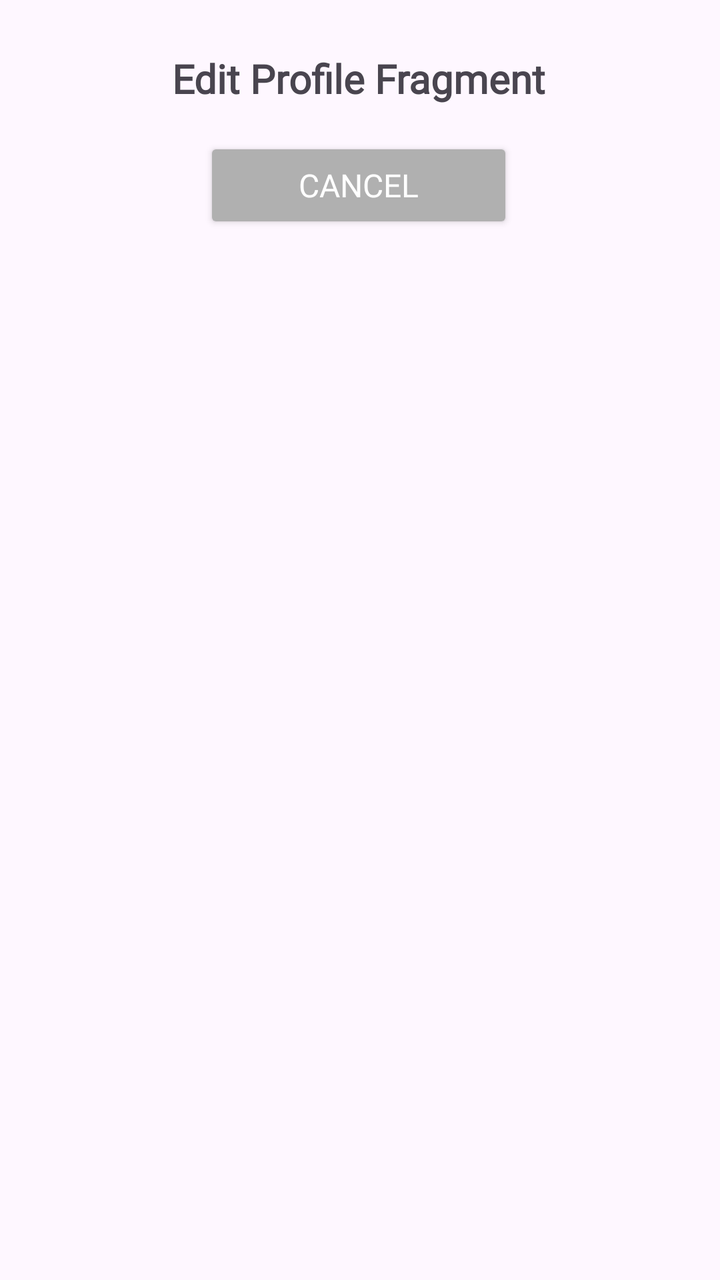
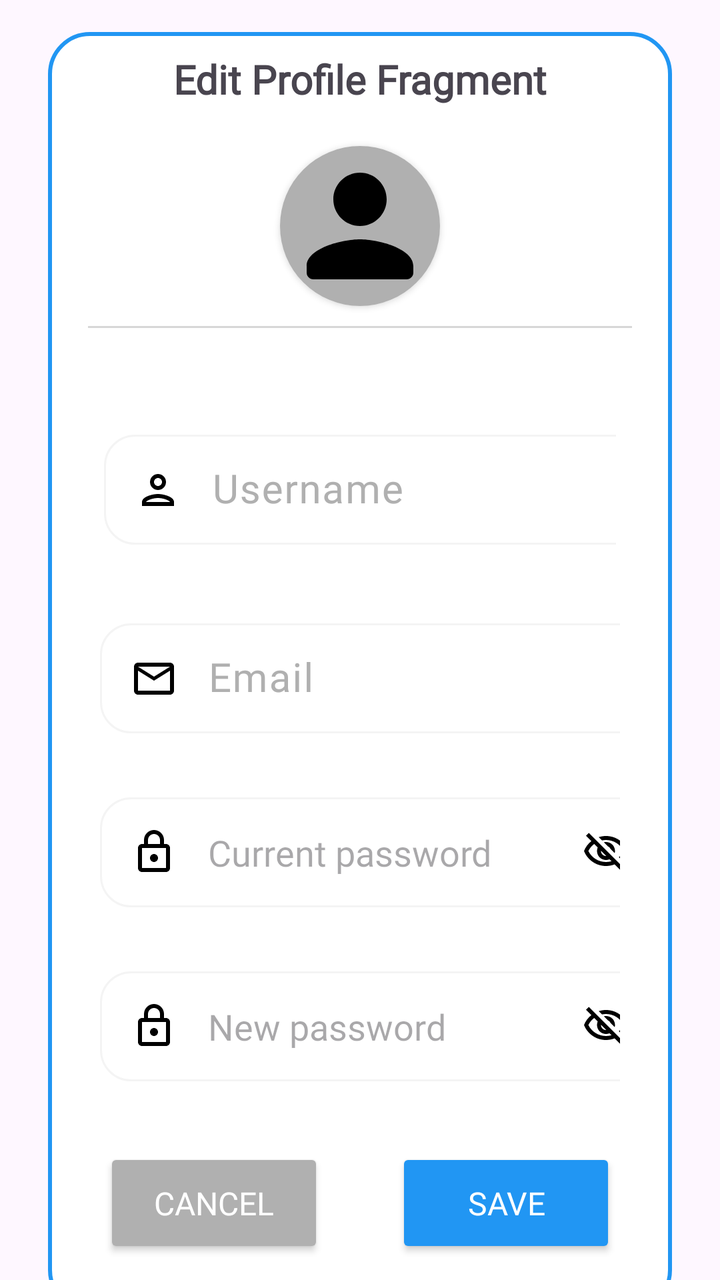

Before-and-after screenshots of an Android layout around one commit, followed by the original layout XML and the change that was made.
<!-- AndroidManifest.xml: application theme Theme.StyleWIZ_vol2 -->
<!-- res/layout/fragment_edit_profile.xml -->
<?xml version="1.0" encoding="utf-8"?>
<androidx.constraintlayout.widget.ConstraintLayout xmlns:android="http://schemas.android.com/apk/res/android"
    xmlns:tools="http://schemas.android.com/tools"
    android:layout_width="match_parent"
    android:layout_height="match_parent"
    xmlns:app="http://schemas.android.com/apk/res-auto"
    tools:context=".EditProfileFragment">

    <TextView
        android:id="@+id/textView9"
        android:layout_width="wrap_content"
        android:layout_height="wrap_content"
        android:fontFamily="@font/roboto"
        android:text="Edit Profile Fragment"
        android:textSize="20sp"
        android:textStyle="bold"
        app:layout_constraintBottom_toBottomOf="parent"
        app:layout_constraintEnd_toEndOf="parent"
        app:layout_constraintHorizontal_bias="0.497"
        app:layout_constraintStart_toStartOf="parent"
        app:layout_constraintTop_toTopOf="parent"
        app:layout_constraintVertical_bias="0.042" />

    
    <Button
        android:id="@+id/cancel_button"
        android:layout_width="0dp"
        android:layout_height="48dp"
        android:layout_margin="16dp"
        android:fontFamily="@font/roboto"
        android:backgroundTint="@color/gray"
        android:text="Cancel"
        android:textColor="#FFFFFF"
        android:textSize="16sp"
        app:layout_constraintEnd_toEndOf="@id/textView9"
        app:layout_constraintStart_toStartOf="@id/textView9"
        app:layout_constraintTop_toBottomOf="@id/textView9"/>

</androidx.constraintlayout.widget.ConstraintLayout>
<!-- resources referenced by this layout -->
<resources>
  <!-- unchanged entries left out for length: 3 -->
</resources>

<!-- the commit's change to res/layout/fragment_edit_profile.xml (unified diff, before → after) -->
@@ -6,34 +6,249 @@
     xmlns:app="http://schemas.android.com/apk/res-auto"
     tools:context=".EditProfileFragment">
 
-    <TextView
-        android:id="@+id/textView9"
-        android:layout_width="wrap_content"
+
+    <LinearLayout
+        android:id="@+id/linearLayout"
+        android:layout_width="match_parent"
         android:layout_height="wrap_content"
-        android:fontFamily="@font/roboto"
-        android:text="Edit Profile Fragment"
-        android:textSize="20sp"
-        android:textStyle="bold"
-        app:layout_constraintBottom_toBottomOf="parent"
+        android:layout_marginStart="24dp"
+        android:layout_marginTop="16dp"
+        android:layout_marginEnd="24dp"
+        android:background="@drawable/white_background"
+        android:orientation="vertical"
+        android:padding="10dp"
         app:layout_constraintEnd_toEndOf="parent"
-        app:layout_constraintHorizontal_bias="0.497"
+        app:layout_constraintHorizontal_bias="1.0"
         app:layout_constraintStart_toStartOf="parent"
-        app:layout_constraintTop_toTopOf="parent"
-        app:layout_constraintVertical_bias="0.042" />
-
-    
-    <Button
-        android:id="@+id/cancel_button"
-        android:layout_width="0dp"
-        android:layout_height="48dp"
-        android:layout_margin="16dp"
-        android:fontFamily="@font/roboto"
-        android:backgroundTint="@color/gray"
-        android:text="Cancel"
-        android:textColor="#FFFFFF"
-        android:textSize="16sp"
-        app:layout_constraintEnd_toEndOf="@id/textView9"
-        app:layout_constraintStart_toStartOf="@id/textView9"
-        app:layout_constraintTop_toBottomOf="@id/textView9"/>
+        app:layout_constraintTop_toTopOf="parent">
+
+        <TextView
+            android:id="@+id/textViewTitle"
+            android:layout_width="wrap_content"
+            android:layout_height="wrap_content"
+            android:layout_gravity="center"
+            android:fontFamily="@font/roboto"
+            android:text="Edit Profile Fragment"
+            android:textSize="20sp"
+            android:textStyle="bold"
+            app:layout_constraintEnd_toEndOf="parent"
+            app:layout_constraintStart_toStartOf="parent"
+            app:layout_constraintTop_toBottomOf="parent" />
+
+        <androidx.cardview.widget.CardView
+            android:id="@+id/profileImg"
+            android:layout_width="80dp"
+            android:layout_height="80dp"
+            android:layout_gravity="center"
+            android:layout_marginTop="20dp"
+            app:cardCornerRadius="40dp"
+            app:layout_constraintEnd_toEndOf="parent"
+            app:layout_constraintStart_toStartOf="parent"
+            app:layout_constraintTop_toTopOf="parent">
+
+            <ImageView
+                android:layout_width="match_parent"
+                android:layout_height="match_parent"
+                android:background="@color/gray"
+                android:src="@drawable/round_person_24" />
+
+        </androidx.cardview.widget.CardView>
+
+
+        <androidx.appcompat.widget.AppCompatImageView
+            android:layout_width="match_parent"
+            android:layout_height="1dp"
+            android:layout_margin="10dp"
+            android:alpha="0.5"
+            android:background="@color/gray" />
+
+        <LinearLayout
+            android:layout_width="match_parent"
+            android:layout_height="match_parent"
+            android:layout_marginLeft="10dp"
+            android:layout_marginTop="30dp"
+            android:layout_marginRight="10dp"
+            android:layout_marginBottom="10dp"
+            android:orientation="horizontal"
+            android:padding="8dp">
+
+
+
+            <com.google.android.material.textfield.TextInputLayout
+                android:layout_width="300dp"
+                android:layout_height="wrap_content"
+                android:hint="Username"
+                android:textColorHint="@color/gray"
+                app:hintAnimationEnabled="true">
+
+                <com.google.android.material.textfield.TextInputEditText
+                    android:id="@+id/editTextUsernameEditProfile"
+                    android:layout_width="280dp"
+                    android:layout_height="55dp"
+                    android:background="@drawable/edittextshape"
+                    android:drawableLeft="@drawable/outline_person_24"
+                    android:drawablePadding="15sp"
+                    android:ems="10"
+                    android:fontFamily="@font/roboto"
+                    android:textSize="20dp"
+                    android:inputType="text"
+                    android:paddingLeft="15sp"
+                    android:paddingRight="15sp" />
+            </com.google.android.material.textfield.TextInputLayout>
+
+
+
+
+
+        </LinearLayout>
+
+
+        <LinearLayout
+            android:layout_width="match_parent"
+            android:layout_height="match_parent"
+            android:layout_margin="8dp"
+            android:orientation="horizontal"
+            android:padding="8dp">
+
+
+
+            <com.google.android.material.textfield.TextInputLayout
+                android:layout_width="300dp"
+                android:layout_height="wrap_content"
+                android:hint="Email"
+                android:textColorHint="@color/gray"
+                app:hintAnimationEnabled="true">
+
+                <com.google.android.material.textfield.TextInputEditText
+                    android:id="@+id/editTextEmailEditProfile"
+                    android:layout_width="280dp"
+                    android:layout_height="55dp"
+                    android:background="@drawable/edittextshape"
+                    android:drawableLeft="@drawable/outline_mail_outline_24"
+                    android:drawablePadding="15sp"
+                    android:ems="10"
+                    android:fontFamily="@font/roboto"
+                    android:textSize="20dp"
+                    android:inputType="text"
+                    android:paddingLeft="15sp"
+                    android:paddingRight="15sp" />
+            </com.google.android.material.textfield.TextInputLayout>
+
+
+        </LinearLayout>
+
+
+        <LinearLayout
+            android:layout_width="match_parent"
+            android:layout_height="match_parent"
+            android:layout_margin="8dp"
+            android:orientation="horizontal"
+            android:padding="8dp">
+
+
+            <EditText
+                android:id="@+id/editTextPasswordEditProfile"
+                android:layout_width="280dp"
+                android:layout_height="55dp"
+                android:background="@drawable/edittextshape"
+                android:drawableLeft="@drawable/outline_lock_24"
+                android:drawableRight="@drawable/outline_visibility_off_24"
+                android:drawablePadding="15sp"
+                android:ems="10"
+                android:fontFamily="@font/roboto"
+                android:hint="Current password"
+                android:inputType="textPassword"
+                android:paddingLeft="15sp"
+                android:paddingRight="15sp" />
+
+
+        </LinearLayout>
+
+        <LinearLayout
+            android:layout_width="match_parent"
+            android:layout_height="match_parent"
+            android:layout_margin="8dp"
+            android:orientation="horizontal"
+            android:padding="8dp">
+
+
+            <EditText
+                android:id="@+id/editTextNewPasswordEditProfile"
+                android:layout_width="280dp"
+                android:layout_height="55dp"
+                android:background="@drawable/edittextshape"
+                android:drawableLeft="@drawable/outline_lock_24"
+                android:drawableRight="@drawable/outline_visibility_off_24"
+                android:drawablePadding="15sp"
+                android:ems="10"
+                android:fontFamily="@font/roboto"
+                android:hint="New password"
+                android:inputType="textPassword"
+                android:paddingLeft="15sp"
+                android:paddingRight="15sp" />
+
+
+        </LinearLayout>
+
+
+        <LinearLayout
+            android:layout_width="match_parent"
+            android:layout_height="wrap_content"
+            android:orientation="horizontal">
+
+            <LinearLayout
+                android:layout_width="wrap_content"
+                android:layout_height="wrap_content"
+                android:layout_margin="10dp"
+                android:layout_weight="1"
+                android:elevation="5dp"
+                android:gravity="center"
+                android:orientation="vertical"
+                android:padding="5dp">
+
+                <Button
+                    android:id="@+id/cancel_button"
+                    android:layout_width="110dp"
+                    android:layout_height="55dp"
+                    android:layout_margin="16dp"
+                    android:backgroundTint="@color/gray"
+                    android:fontFamily="@font/roboto"
+                    android:text="Cancel"
+                    android:textColor="#FFFFFF"
+                    android:textSize="16sp" />
+
+
+
+            </LinearLayout>
+
+            <LinearLayout
+                android:layout_width="wrap_content"
+                android:layout_height="wrap_content"
+                android:layout_margin="10dp"
+                android:layout_weight="1"
+                android:elevation="5dp"
+                android:gravity="center"
+                android:orientation="vertical"
+                android:padding="5dp">
+
+                <Button
+                    android:id="@+id/save_button"
+                    android:layout_width="110dp"
+                    android:layout_height="55dp"
+                    android:layout_margin="16dp"
+                    android:backgroundTint="@color/blue"
+                    android:fontFamily="@font/roboto"
+                    android:text="Save"
+                    android:textColor="#FFFFFF"
+                    android:textSize="16sp" />
+
+
+            </LinearLayout>
+
+        </LinearLayout>
+
+
+    </LinearLayout>
+
 
 </androidx.constraintlayout.widget.ConstraintLayout>
<!-- resource entries referenced after the edit -->
@@ -1,5 +1,67 @@
 <!-- resources referenced by this layout -->
 <resources>
+  <color name="blue">#2196F3</color>
+  <!-- drawable edittextshape (drawable) -->
+  <?xml version="1.0" encoding="utf-8"?>
+  <shape xmlns:android="http://schemas.android.com/apk/res/android">
+      <solid android:color="@color/white"/>
+      <corners android:radius="15dp"/>
+      <stroke android:color="#f4f4f4" android:width="1dp"/>
+  </shape>
+  <!-- drawable outline_lock_24 (drawable) -->
+  <vector android:height="24dp" android:tint="#000000"
+      android:viewportHeight="24" android:viewportWidth="24"
+      android:width="24dp" xmlns:android="http://schemas.android.com/apk/res/android">
+      <path android:fillColor="@android:color/white" android:pathData="M18,8h-1L17,6c0,-2.76 -2.24,-5 -5,-5S7,3.24 7,6v2L6,8c-1.1,0 -2,0.9 -2,2v10c0,1.1 0.9,2 2,2h12c1.1,0 2,-0.9 2,-2L20,10c0,-1.1 -0.9,-2 -2,-2zM9,6c0,-1.66 1.34,-3 3,-3s3,1.34 3,3v2L9,8L9,6zM18,20L6,20L6,10h12v10zM12,17c1.1,0 2,-0.9 2,-2s-0.9,-2 -2,-2 -2,0.9 -2,2 0.9,2 2,2z"/>
+  </vector>
+  <!-- drawable outline_mail_outline_24 (drawable) -->
+  <vector android:height="24dp" android:tint="#000000"
+      android:viewportHeight="24" android:viewportWidth="24"
+      android:width="24dp" xmlns:android="http://schemas.android.com/apk/res/android">
+      <path android:fillColor="@android:color/white" android:pathData="M20,4L4,4c-1.1,0 -1.99,0.9 -1.99,2L2,18c0,1.1 0.9,2 2,2h16c1.1,0 2,-0.9 2,-2L22,6c0,-1.1 -0.9,-2 -2,-2zM20,18L4,18L4,8l8,5 8,-5v10zM12,11L4,6h16l-8,5z"/>
+  </vector>
+  <!-- drawable outline_person_24 (drawable) -->
+  <vector android:height="24dp" android:tint="#000000"
+      android:viewportHeight="24" android:viewportWidth="24"
+      android:width="24dp" xmlns:android="http://schemas.android.com/apk/res/android">
+      <path android:fillColor="@android:color/white" android:pathData="M12,6c1.1,0 2,0.9 2,2s-0.9,2 -2,2 -2,-0.9 -2,-2 0.9,-2 2,-2m0,10c2.7,0 5.8,1.29 6,2L6,18c0.23,-0.72 3.31,-2 6,-2m0,-12C9.79,4 8,5.79 8,8s1.79,4 4,4 4,-1.79 4,-4 -1.79,-4 -4,-4zM12,14c-2.67,0 -8,1.34 -8,4v2h16v-2c0,-2.66 -5.33,-4 -8,-4z"/>
+  </vector>
+  <!-- drawable outline_visibility_off_24 (drawable) -->
+  <vector android:height="24dp" android:tint="#000000"
+      android:viewportHeight="24" android:viewportWidth="24"
+      android:width="24dp" xmlns:android="http://schemas.android.com/apk/res/android">
+      <path android:fillColor="@android:color/white" android:pathData="M12,6c3.79,0 7.17,2.13 8.82,5.5 -0.59,1.22 -1.42,2.27 -2.41,3.12l1.41,1.41c1.39,-1.23 2.49,-2.77 3.18,-4.53C21.27,7.11 17,4 12,4c-1.27,0 -2.49,0.2 -3.64,0.57l1.65,1.65C10.66,6.09 11.32,6 12,6zM10.93,7.14L13,9.21c0.57,0.25 1.03,0.71 1.28,1.28l2.07,2.07c0.08,-0.34 0.14,-0.7 0.14,-1.07C16.5,9.01 14.48,7 12,7c-0.37,0 -0.72,0.05 -1.07,0.14zM2.01,3.87l2.68,2.68C3.06,7.83 1.77,9.53 1,11.5 2.73,15.89 7,19 12,19c1.52,0 2.98,-0.29 4.32,-0.82l3.42,3.42 1.41,-1.41L3.42,2.45 2.01,3.87zM9.51,11.37l2.61,2.61c-0.04,0.01 -0.08,0.02 -0.12,0.02 -1.38,0 -2.5,-1.12 -2.5,-2.5 0,-0.05 0.01,-0.08 0.01,-0.13zM6.11,7.97l1.75,1.75c-0.23,0.55 -0.36,1.15 -0.36,1.78 0,2.48 2.02,4.5 4.5,4.5 0.63,0 1.23,-0.13 1.77,-0.36l0.98,0.98c-0.88,0.24 -1.8,0.38 -2.75,0.38 -3.79,0 -7.17,-2.13 -8.82,-5.5 0.7,-1.43 1.72,-2.61 2.93,-3.53z"/>
+  </vector>
+  <!-- drawable round_person_24 (drawable) -->
+  <vector android:height="24dp" android:tint="#000000"
+      android:viewportHeight="24" android:viewportWidth="24"
+      android:width="24dp" xmlns:android="http://schemas.android.com/apk/res/android">
+      <path android:fillColor="@android:color/white" android:pathData="M12,12c2.21,0 4,-1.79 4,-4s-1.79,-4 -4,-4 -4,1.79 -4,4 1.79,4 4,4zM12,14c-2.67,0 -8,1.34 -8,4v1c0,0.55 0.45,1 1,1h14c0.55,0 1,-0.45 1,-1v-1c0,-2.66 -5.33,-4 -8,-4z"/>
+  </vector>
+  <!-- drawable white_background (drawable) -->
+  <?xml version="1.0" encoding="utf-8"?>
+  <selector xmlns:android="http://schemas.android.com/apk/res/android">
+      <item>
+  
+          <shape
+              android:shape="rectangle">
+  
+              <solid
+                  android:color="@color/white"/>
+  
+              <corners
+                  android:radius="20sp"/>
+  
+              <stroke
+                  android:width="2dp"
+                  android:color="@color/blue"/>
+  
+          </shape>
+  
+      </item>
+  
+  </selector>
+  <color name="white">#FFFFFFFF</color>
   <!-- unchanged entries left out for length: 3 -->
 </resources>
 
